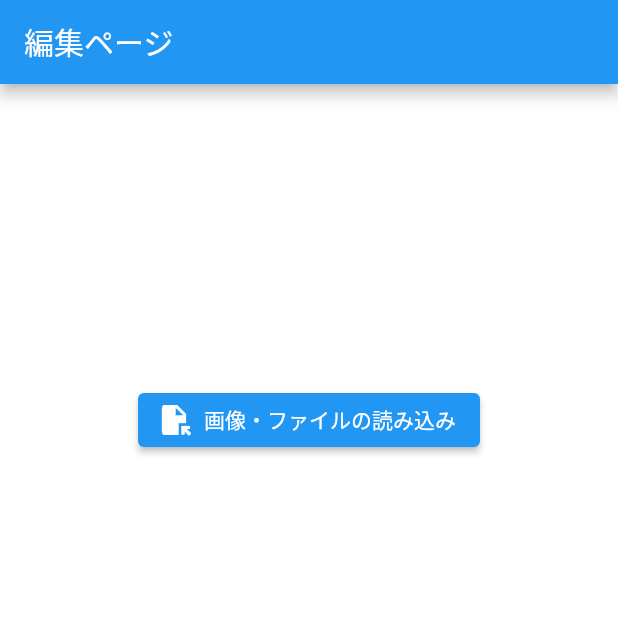
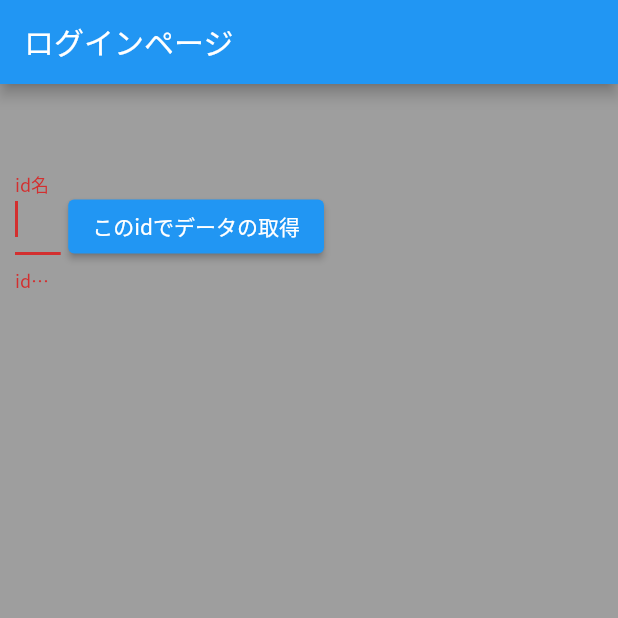
Before and after one commit to hatano0x06/tateyomi-gigarizer, a Flutter app: the screen it shows after launch, on a phone screen of 412 x 824 dp, the top half of it. Run offline on Flutter 3.47's test engine with Material 2 defaults, Android fonts, the phone set to English and light mode, and no system bars; our stand-ins replace file_picker, url_strategy, validators, visibility_detector; missing offline and left inert: adaptive_scrollbar, universal_html.

Commit message:
適当loginページ

```diff
--- a/flutter/lib/db/db_impl.dart
+++ b/flutter/lib/db/db_impl.dart
@@ -1,17 +1,10 @@
 
 // コマデータ
 class DbImpl{
+  String loginId = "";
   //  late DbImplement dbInstance;
   //  late String frameIndex;
   //  late String frameName;
   //  late double sizeRate;
   //  late Point<double> position;
-  DbImpl(
-    // {
-    //   // required this.dbInstance,
-    //   // this.frameIndex = "",
-    //   // this.frameName = "",
-
-    // }
-  );
 }
--- a/flutter/lib/main.dart
+++ b/flutter/lib/main.dart
@@ -1,6 +1,6 @@
 import 'package:flutter/material.dart';
 import 'package:tateyomi_gigarizer/db/db_impl.dart';
-import 'package:tateyomi_gigarizer/page/edit_page.dart';
+import 'package:tateyomi_gigarizer/page/login_page.dart';
 import 'package:url_strategy/url_strategy.dart';
 
 void main() {
@@ -37,7 +37,7 @@ class MyApp extends StatelessWidget {
         primarySwatch: Colors.blue,
         scaffoldBackgroundColor: Colors.grey,
       ),
-      home: EditPage(dbInstance: DbImpl(),),
+      home: LoginPageWidget(dbInstance: DbImpl(),),
     );
   }
 }
--- /dev/null
+++ b/flutter/lib/page/login_page.dart
@@ -0,0 +1,79 @@
+import 'package:flutter/material.dart';
+import 'package:tateyomi_gigarizer/db/db_impl.dart';
+
+class LoginPageWidget extends StatefulWidget {
+  final DbImpl dbInstance;
+
+  const LoginPageWidget({
+    Key? key,
+    required this.dbInstance,
+  }):super(key:key);
+
+  @override
+  _LoginPageWidgetState createState() => _LoginPageWidgetState();
+}
+
+class _LoginPageWidgetState extends State<LoginPageWidget> {
+
+  final TextEditingController loginNameController = TextEditingController();
+
+  @override
+  void initState(){
+    super.initState();
+  }
+
+  @override
+  void dispose(){
+    loginNameController.dispose();
+
+    super.dispose();
+  }
+
+  @override
+  Widget build(BuildContext context) {
+    return Scaffold(
+      appBar: AppBar(
+        title   : const Text( "ログインページ" ),
+      ),
+      body: Container(
+        margin  : const EdgeInsets.symmetric(vertical: 50, horizontal: 10),
+        width   : MediaQuery.of(context).size.width/2,
+        // child: Column(
+        //   mainAxisSize: MainAxisSize.min,
+        //   children    : [
+            child : Row(
+              mainAxisSize: MainAxisSize.min,
+              children: [
+                Expanded(
+                  child : TextFormField(
+                    autofocus: true,
+                    autovalidateMode: AutovalidateMode.always,
+                    controller  : loginNameController,
+                    decoration      : const InputDecoration( labelText: "id名", ),
+                    validator    : (String? _value){
+                      if(_value == null ) return null;
+                      if(_value.isEmpty) return "id名を入力してください";
+                      return null;
+                    },
+                  ),
+                ),
+                const SizedBox(width: 5,),
+                ElevatedButton(
+                  child   : const Text('このidでデータの取得'),
+                  onPressed: () async {
+                    // caramelmama以外許さない（一旦
+                    if( loginNameController.text != "caramelmama") return;
+
+                    widget.dbInstance.loginId = loginNameController.text;
+                  }
+                ),
+              ],
+            )
+
+
+        //   ]
+        // ),
+      ),
+    );
+  }
+}
```
Also changed, not shown: flutter/lib/model/frame_image.dart (+10 -1 lines), flutter/lib/model/project.dart (added, +32 -0 lines), flutter/lib/page/edit_page.dart (+12 -11 lines).
